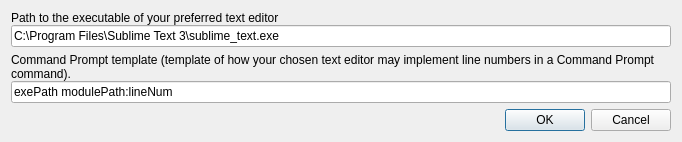
First picture: the form in blurdev/gui/windows/loggerwindow/ui/set_text_editor_path_dialog.ui, repository blurstudio/PrEditor, before the edit.
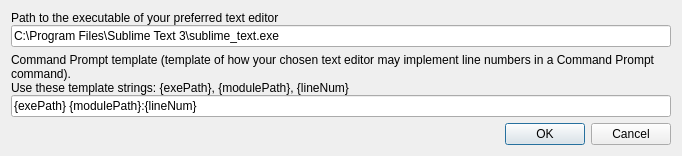
Second picture: the form after the edit.

```diff
--- a/blurdev/gui/windows/loggerwindow/ui/set_text_editor_path_dialog.ui
+++ b/blurdev/gui/windows/loggerwindow/ui/set_text_editor_path_dialog.ui
@@ -7,7 +7,7 @@
     <x>0</x>
     <y>0</y>
     <width>682</width>
-    <height>138</height>
+    <height>151</height>
    </rect>
   </property>
   <property name="windowTitle">
@@ -65,7 +65,8 @@
         </property>
         <property name="text">
          <string>Command Prompt template (template of how your chosen text editor may implement line numbers in a Command Prompt command).
-Use these template strings: exePath, modulePath, lineNum</string>
+Use these template strings: {exePath}, {modulePath}, {lineNum}
+</string>
         </property>
         <property name="wordWrap">
          <bool>true</bool>
@@ -78,7 +79,7 @@
          <string/>
         </property>
         <property name="text">
-         <string>exePath modulePath:lineNum</string>
+         <string>{exePath} {modulePath}:{lineNum}</string>
         </property>
        </widget>
       </item>
```
